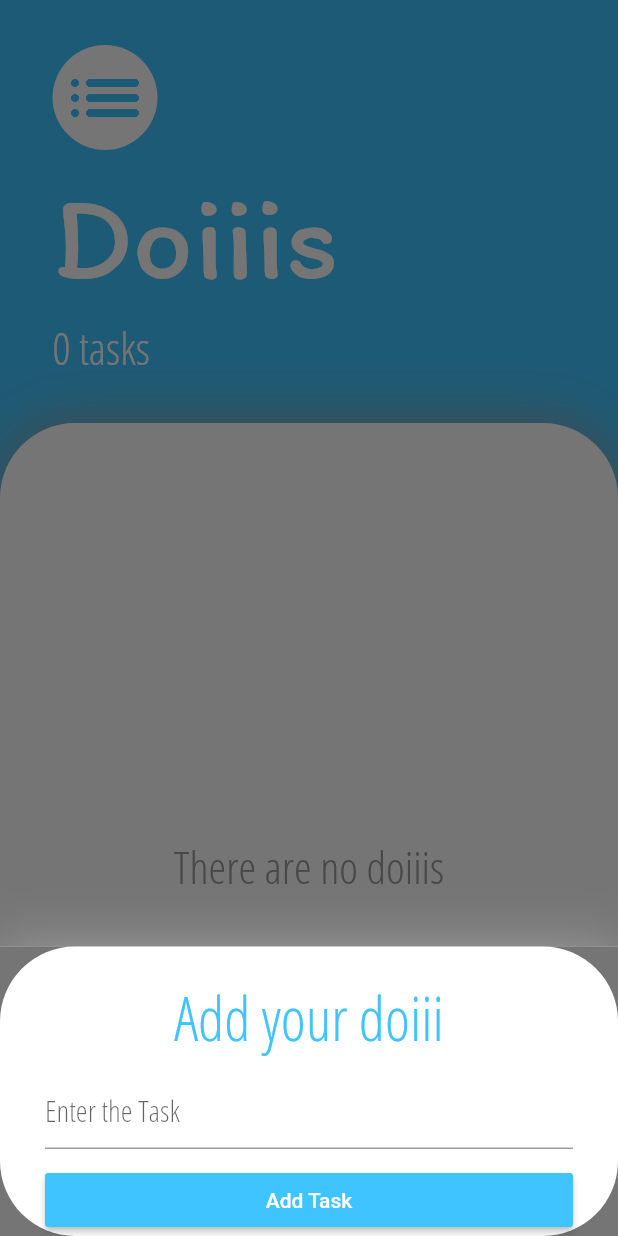
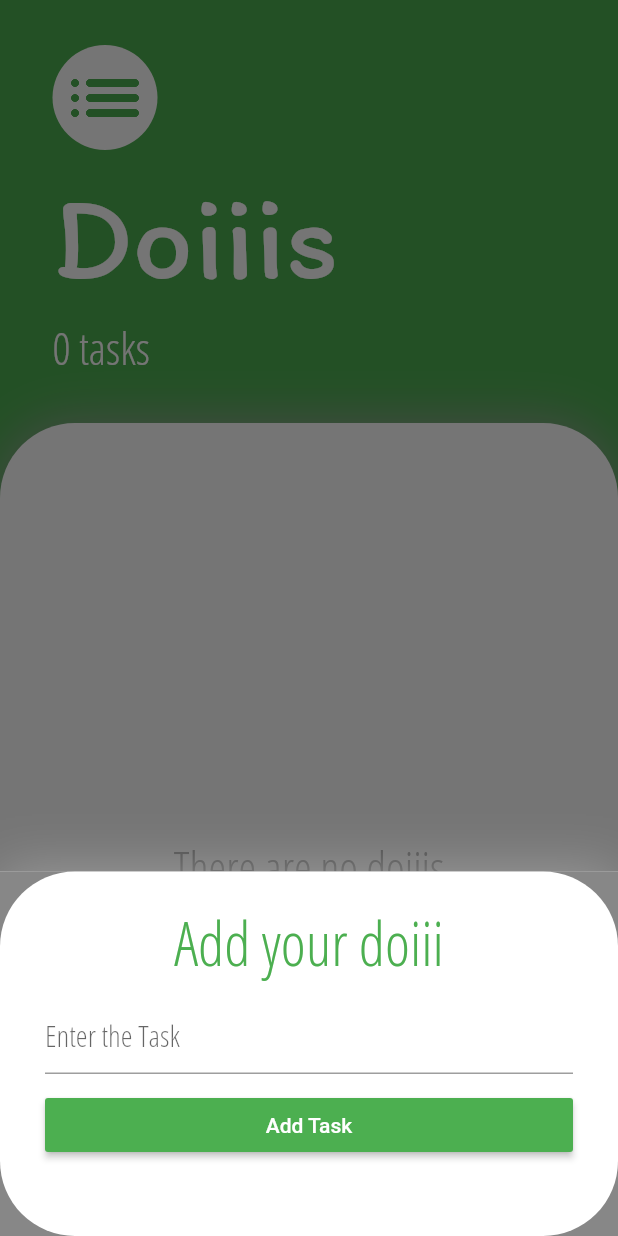
Before and after one commit to aksh-sood/doiis, a Flutter app: the screen it shows after launch, after a tap on the "add" icon, on a phone screen of 412 x 824 dp. Run offline on Flutter 3.47's test engine with Material 2 defaults, Android fonts, the phone set to English and light mode, and no system bars.

Commit message:
final commit

```diff
--- a/lib/main.dart
+++ b/lib/main.dart
@@ -1,13 +1,20 @@
 import 'package:flutter/material.dart';
 import 'package:doiiis/screens/tasks.dart';
+import 'package:provider/provider.dart';
+import 'package:doiiis/models/task_data.dart';
+
 void main() {
   runApp(MyApp());
 }
+
 class MyApp extends StatelessWidget {
   @override
   Widget build(BuildContext context) {
-    return MaterialApp(
-      home:TasksScreen(),
+    return ChangeNotifierProvider(
+      create: (context) => TaskData(),
+      child: MaterialApp(
+        home: TasksScreen(),
+      ),
     );
   }
 }
--- a/lib/screens/add.dart
+++ b/lib/screens/add.dart
@@ -1,8 +1,8 @@
 import 'package:flutter/material.dart';
+import 'package:doiiis/models/task_data.dart';
+import 'package:provider/provider.dart';
 
 class AddPage extends StatelessWidget {
-  AddPage(this.addTaskCallback);
-  final Function addTaskCallback;
   @override
   Widget build(BuildContext context) {
     String newTask;
@@ -15,7 +15,7 @@ class AddPage extends StatelessWidget {
             blurRadius: 30,
           ),
         ],
-        color: Color(0xFF757575),
+        color: Color(0xFF878787),
       ),
       child: Container(
         decoration: BoxDecoration(
@@ -37,7 +37,7 @@ class AddPage extends StatelessWidget {
               textAlign: TextAlign.center,
               style: TextStyle(
                 fontFamily: 'OpenSansCondensed',
-                color: Colors.lightBlueAccent,
+                color: Colors.green,
                 fontSize: 40,
               ),
             ),
@@ -59,16 +59,24 @@ class AddPage extends StatelessWidget {
             ),
             SizedBox(height: 10),
             Padding(
-              padding: const EdgeInsets.symmetric(horizontal: 30),
+              padding: const EdgeInsets.only(
+                left: 30,
+                right: 30,
+                bottom: 50,
+              ),
               // ignore: deprecated_member_use
               child: RaisedButton(
                   autofocus: true,
                   onPressed: () {
-                    addTaskCallback(newTask);
+                    newTask == null
+                        ? null
+                        : Provider.of<TaskData>(context, listen: false)
+                            .addTask(newTask);
+                    Navigator.pop(context);
                   },
                   child: Text('Add Task'),
                   textColor: Colors.white,
-                  color: Colors.lightBlueAccent),
+                  color: Colors.green),
             ),
           ],
         ),
--- a/lib/screens/tasks.dart
+++ b/lib/screens/tasks.dart
@@ -1,35 +1,25 @@
 import 'package:flutter/material.dart';
 import 'package:doiiis/widgets/task_list.dart';
 import 'package:doiiis/screens/add.dart';
-import 'package:doiiis/models/task.dart';
 import 'package:provider/provider.dart';
+import 'package:doiiis/models/task_data.dart';
 
 // ignore: must_be_immutable
-class TasksScreen extends StatefulWidget {
-  @override
-  _TasksScreenState createState() => _TasksScreenState();
-}
 
-class _TasksScreenState extends State<TasksScreen> {
-  List<Task> tasks = [];
+class TasksScreen extends StatelessWidget {
   @override
   Widget build(BuildContext context) {
     return Scaffold(
-      backgroundColor: Colors.lightBlueAccent,
+      backgroundColor: Colors.green,
       floatingActionButton: FloatingActionButton(
-        backgroundColor: Colors.lightBlueAccent,
+        backgroundColor: Colors.green,
         onPressed: () {
           showModalBottomSheet(
             // isScrollControlled: true,
             context: context,
             builder: (context) => SingleChildScrollView(
               child: Container(
-                child: AddPage((newTaskTitle) {
-                  setState(() {
-                    tasks.add(Task(name: newTaskTitle));
-                  });
-                  Navigator.pop(context);
-                }),
+                child: AddPage(),
                 padding: EdgeInsets.only(
                     bottom: MediaQuery.of(context).viewInsets.bottom),
               ),
@@ -52,7 +42,7 @@ class _TasksScreenState extends State<TasksScreen> {
                   backgroundColor: Colors.white,
                   child: Icon(
                     Icons.list_rounded,
-                    color: Colors.lightBlueAccent,
+                    color: Colors.green,
                     size: 60,
                   ),
                 ),
@@ -77,7 +67,7 @@ class _TasksScreenState extends State<TasksScreen> {
               Padding(
                 padding: const EdgeInsets.only(left: 35.0),
                 child: Text(
-                  "${tasks.length} tasks",
+                  "${Provider.of<TaskData>(context).tasks.length} tasks",
                   style: TextStyle(
                       color: Colors.white,
                       fontSize: 30,
@@ -107,7 +97,7 @@ class _TasksScreenState extends State<TasksScreen> {
                   child: Padding(
                     padding:
                         const EdgeInsets.only(left: 35, top: 50.0, right: 35),
-                    child: tasks.length == 0
+                    child: Provider.of<TaskData>(context).tasks.length == 0
                         ? Center(
                             child: Text(
                             'There are no doiiis',
@@ -117,7 +107,7 @@ class _TasksScreenState extends State<TasksScreen> {
                                 fontWeight: FontWeight.w500,
                                 fontFamily: 'OpenSansCondensed'),
                           ))
-                        : TasksList(tasks: tasks),
+                        : TasksList(),
                   ),
                 ),
               ),
```
Also changed, not shown: lib/models/task_data.dart (+19 -1 lines), lib/widgets/task_list.dart (+20 -21 lines), lib/widgets/task_tile.dart (+8 -3 lines).
